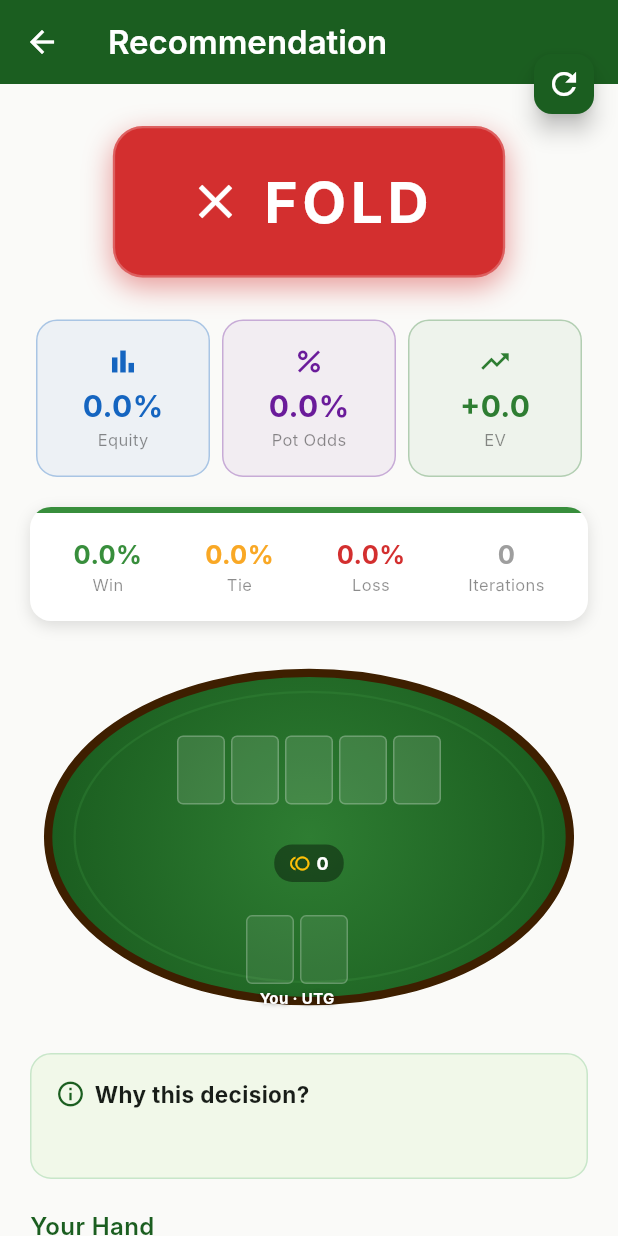
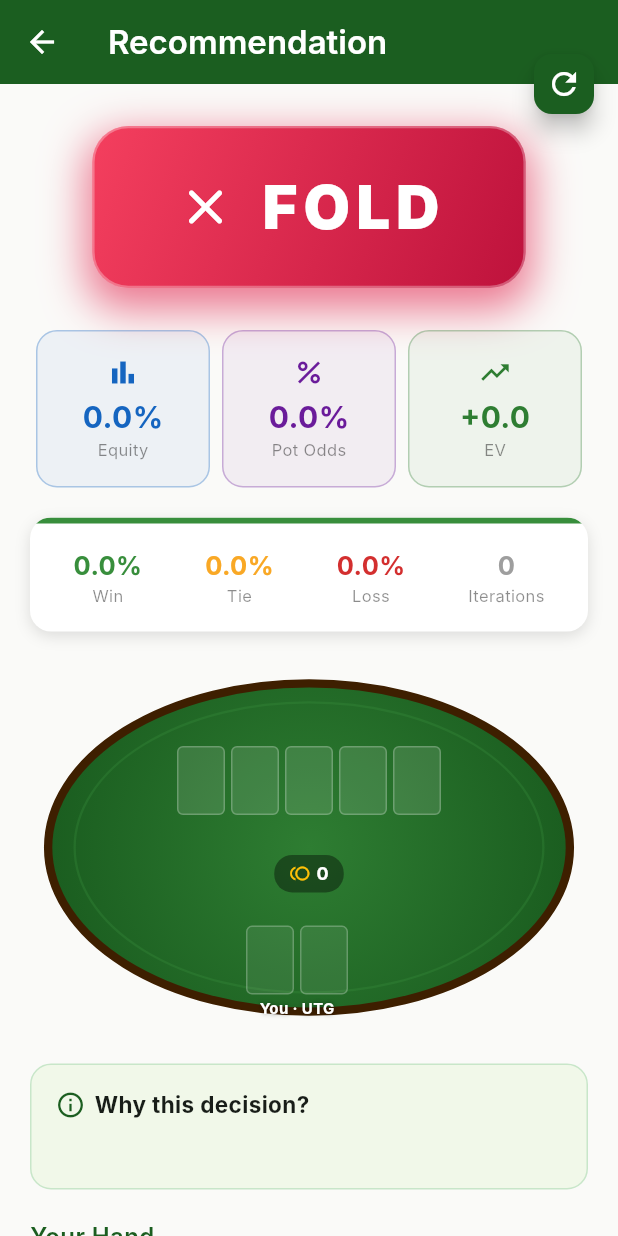
Before and after one commit to kvesen/PokerHandSuggester, a Flutter app: the ResultsScreen screen opened directly with empty values, on a phone screen of 412 x 824 dp. Run offline on Flutter 3.47's test engine with Material 3 defaults, Android fonts, the phone set to English and light mode, and no system bars; our stand-ins replace camera, image_picker, permission_handler, shared_preferences; missing offline and left inert: google_mlkit_text_recognition; accounts and stored records are empty; Roboto replaces fonts that are missing (Inter); statements that could not run were skipped.

Commit message:
Refactor decision badge with gradients and styling
Updated decision badge to use vibrant neon gradients and adjusted padding and font sizes.

```diff
--- a/lib/ui/widgets/decision_badge.dart
+++ b/lib/ui/widgets/decision_badge.dart
@@ -26,7 +26,7 @@ class _DecisionBadgeState extends State<DecisionBadge>
     super.initState();
     _controller = AnimationController(
       vsync: this,
-      duration: const Duration(milliseconds: 500),
+      duration: const Duration(milliseconds: 650),
     );
     _scale = Tween<double>(begin: 0.0, end: 1.0).animate(
       CurvedAnimation(parent: _controller, curve: Curves.elasticOut),
@@ -42,41 +42,63 @@ class _DecisionBadgeState extends State<DecisionBadge>
 
   @override
   Widget build(BuildContext context) {
-    final (label, color, icon) = switch (widget.action) {
-      PlayerAction.fold => ('FOLD', const Color(0xFFD32F2F), Icons.close),
-      PlayerAction.call => ('CALL', const Color(0xFFF9A825), Icons.remove),
-      PlayerAction.raise =>
-        ('RAISE', const Color(0xFF388E3C), Icons.arrow_upward),
+    // Vibrant neon gradients
+    final (label, gradientColors, shadowColor, icon) = switch (widget.action) {
+      PlayerAction.fold => (
+          'FOLD',
+          [const Color(0xFFF43F5E), const Color(0xFFBE123C)],
+          const Color(0xFFE11D48),
+          Icons.close_rounded
+        ),
+      PlayerAction.call => (
+          'CALL',
+          [const Color(0xFFFBBF24), const Color(0xFFD97706)],
+          const Color(0xFFF59E0B),
+          Icons.drag_handle_rounded
+        ),
+      PlayerAction.raise => (
+          'RAISE',
+          [const Color(0xFF34D399), const Color(0xFF059669)],
+          const Color(0xFF10B981),
+          Icons.arrow_upward_rounded
+        ),
     };
 
     return ScaleTransition(
       scale: _scale,
       child: Container(
-        padding: const EdgeInsets.symmetric(horizontal: 48, vertical: 22),
+        padding: const EdgeInsets.symmetric(horizontal: 54, vertical: 24),
         decoration: BoxDecoration(
-          color: color,
-          borderRadius: BorderRadius.circular(20),
-          border: Border.all(color: Colors.white.withAlpha(60), width: 1.5),
+          gradient: LinearGradient(
+            begin: Alignment.topLeft,
+            end: Alignment.bottomRight,
+            colors: gradientColors,
+          ),
+          borderRadius: BorderRadius.circular(24),
+          // Inner glowing border effect
+          border: Border.all(color: Colors.white.withOpacity(0.3), width: 1.5),
           boxShadow: [
+            // Deep colored neon drop-shadow
             BoxShadow(
-              color: color.withAlpha(120),
-              blurRadius: 16,
-              offset: const Offset(0, 6),
+              color: shadowColor.withOpacity(0.6),
+              blurRadius: 24,
+              spreadRadius: 4,
+              offset: const Offset(0, 10),
             ),
           ],
         ),
         child: Row(
           mainAxisSize: MainAxisSize.min,
           children: [
-            Icon(icon, color: Colors.white, size: 38),
-            const SizedBox(width: 12),
+            Icon(icon, color: Colors.white, size: 40),
+            const SizedBox(width: 16),
             Text(
               label,
               style: const TextStyle(
                 color: Colors.white,
-                fontSize: 38,
-                fontWeight: FontWeight.bold,
-                letterSpacing: 3,
+                fontSize: 40,
+                fontWeight: FontWeight.w900,
+                letterSpacing: 4,
               ),
             ),
           ],
```
